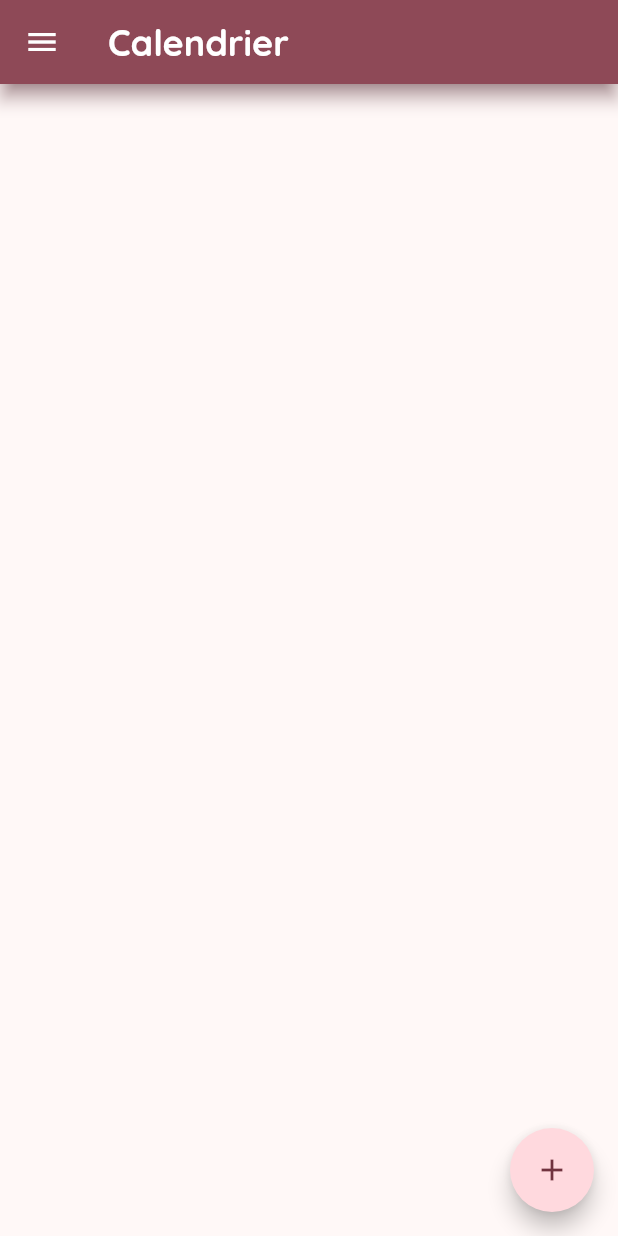
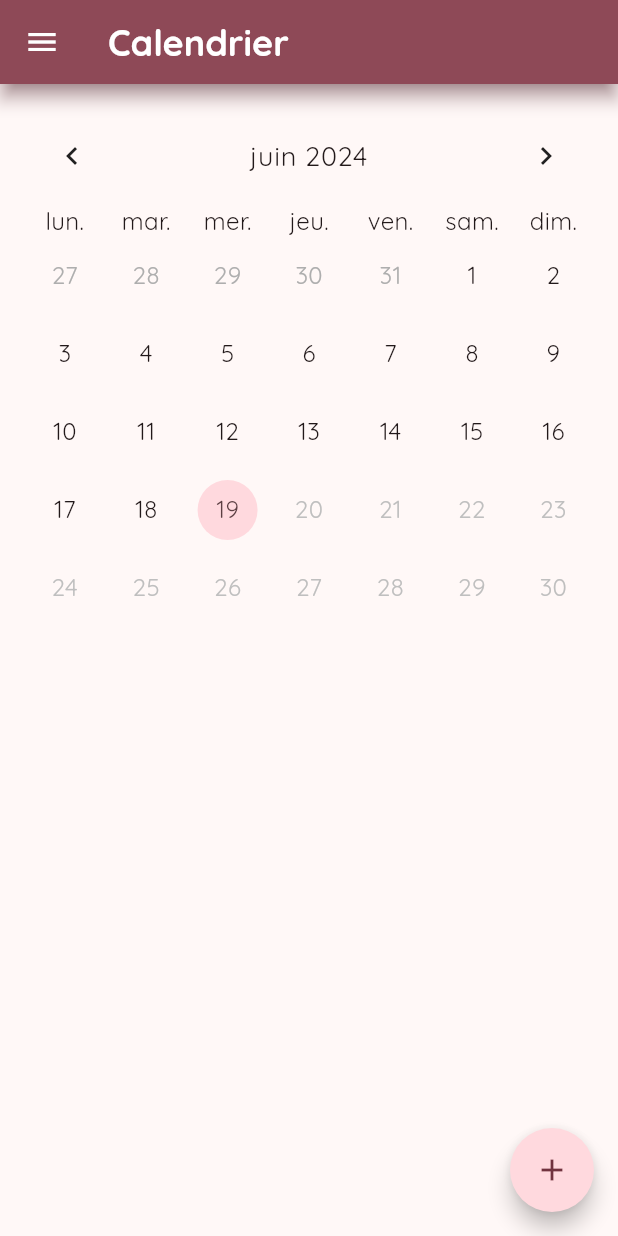
Before and after one commit to anciobanu/mes_cycles, a Flutter app: the screen it shows after launch, on a phone screen of 412 x 824 dp. Run offline on Flutter 3.47's test engine with Material 3 defaults, Android fonts, the phone set to English and light mode, and no system bars; drawn by our look-alikes of table_calendar; our stand-ins replace google_fonts, hive, hive_flutter; accounts and stored records are empty.

Commit message:
Added : calendar, edit selected day, and some color tweaking

```diff
--- a/lib/main.dart
+++ b/lib/main.dart
@@ -1,8 +1,8 @@
 import 'package:flutter/material.dart';
+import 'package:flutter_localizations/flutter_localizations.dart';
 import 'package:google_fonts/google_fonts.dart';
 import 'package:hive_flutter/hive_flutter.dart';
 import 'package:mes_cycles/src/model/journee.dart';
-
 import 'package:mes_cycles/src/screen/home.dart';
 
 
@@ -104,6 +104,14 @@ class MesCycles extends StatelessWidget {
       ),
       themeMode: ThemeMode.system,
       title: 'Mes Cycles',
+      localizationsDelegates: const [
+        GlobalMaterialLocalizations.delegate,
+        GlobalWidgetsLocalizations.delegate,
+        GlobalCupertinoLocalizations.delegate,
+        ],
+      supportedLocales: const [
+        Locale('fr'),
+        ],
       home: const Home(),
     );
   }
--- a/lib/src/model/journee.dart
+++ b/lib/src/model/journee.dart
@@ -4,24 +4,26 @@ part 'journee.g.dart';
 
 @HiveType(typeId: 0)
 class Journee extends HiveObject{
-  Journee(this.journee, this.flux, this.transit, this.ballonnements, this.jambesLourdes, this.forme, this.libido, this.stress, this.commentaires);
+  Journee(this.journee, this.commentaires, this.flux, this.transit, this.ballonnements, this.douleurs, this.jambesLourdes, this.forme, this.libido, this.stress);
 
   @HiveField(0)
   final DateTime journee;
   @HiveField(1)
+  final String? commentaires;
+  @HiveField(2)
   final double flux;
-  @HiveField(2)
+  @HiveField(3)
   final double transit;
-  @HiveField(3)
+  @HiveField(4)
   final double ballonnements;
-  @HiveField(4)
+  @HiveField(5)
+  final double douleurs;
+  @HiveField(6)
   final double jambesLourdes;
-  @HiveField(5)
+  @HiveField(7)
   final double forme;
-  @HiveField(6)
+  @HiveField(8)
   final double libido;
-  @HiveField(7)
+  @HiveField(9)
   final double stress;
-  @HiveField(8)
-  final String? commentaires;
 }
--- a/lib/src/screen/home.dart
+++ b/lib/src/screen/home.dart
@@ -39,7 +39,7 @@ class _HomeState extends State<Home> {
     showDialog(
       barrierDismissible: false,
       context: context,
-      builder: (context) => Saisie(cycles: cycles, dateKey: DateTime(DateTime.now().year, DateTime.now().month, DateTime.now().day).toString()),
+      builder: (context) => Saisie(cycles: cycles, selectedDate: DateTime.now()),
     );
     setState(() {
       _selectedIndex = _selectedIndex;
--- a/lib/src/widget/calendar.dart
+++ b/lib/src/widget/calendar.dart
@@ -2,20 +2,88 @@ import 'package:flutter/material.dart';
 import 'package:hive_flutter/hive_flutter.dart';
 import 'package:mes_cycles/src/model/journee.dart';
 import 'package:mes_cycles/src/widget/saisie.dart';
+import 'package:table_calendar/table_calendar.dart';
 
-class Calendar extends StatelessWidget {
+class Calendar extends StatefulWidget {
   const Calendar({super.key, required this.cycles});
 
   final Box<Journee> cycles;
 
   @override
+  State<Calendar> createState() => _CalendarState();
+}
+
+class _CalendarState extends State<Calendar> {
+  late Box<Journee> _cycles;
+  late DateTime daySelected;
+
+  @override
+  void initState() {
+    _cycles = widget.cycles;
+    daySelected = DateTime.now();
+    super.initState();
+  }
+
+  @override
   Widget build(BuildContext context) {
     return ValueListenableBuilder<Box>(
-        valueListenable: cycles.listenable(),
+        valueListenable: widget.cycles.listenable(),
         builder: (context, box, widget) {
           return Padding(
               padding: const EdgeInsets.all(16),
-              child: ListView.separated(
+              child: Column(
+                crossAxisAlignment: CrossAxisAlignment.center,
+                mainAxisAlignment: MainAxisAlignment.start,
+                children: [
+                  TableCalendar(
+                    locale: 'fr_FR',
+                    daysOfWeekHeight: 22,
+                    focusedDay: daySelected,
+                    firstDay:
+                        DateTime.utc(2024,1,1),
+                    lastDay: DateTime.now(),
+                    currentDay: daySelected,//DateTime.now(),
+                    calendarFormat: CalendarFormat.month,
+                    startingDayOfWeek: StartingDayOfWeek.monday,
+                    headerStyle: HeaderStyle(
+                      formatButtonVisible: false,
+                      titleCentered: true,
+                      titleTextStyle: Theme.of(context).textTheme.bodyLarge!.copyWith(color: Theme.of(context).colorScheme.onBackground),
+                    ),
+                    calendarStyle: CalendarStyle(
+                      rangeHighlightColor: Theme.of(context).colorScheme.onBackground,
+                      todayTextStyle: Theme.of(context).textTheme.bodyMedium!.copyWith(color: Theme.of(context).colorScheme.onSecondaryContainer),
+                      todayDecoration: BoxDecoration(color: Theme.of(context).colorScheme.secondaryContainer, shape: BoxShape.circle),
+                      selectedTextStyle: Theme.of(context).textTheme.bodyMedium!.copyWith(color: Theme.of(context).colorScheme.onSecondaryContainer),
+                      selectedDecoration: BoxDecoration(color: Theme.of(context).colorScheme.secondaryContainer, shape: BoxShape.circle),
+                      weekendTextStyle : Theme.of(context).textTheme.bodyMedium!.copyWith(color: Theme.of(context).colorScheme.onBackground),
+                      defaultTextStyle: Theme.of(context).textTheme.bodyMedium!.copyWith(color: Theme.of(context).colorScheme.onBackground),
+
+                    ),
+                    daysOfWeekStyle: DaysOfWeekStyle(
+                      weekdayStyle: Theme.of(context).textTheme.bodyMedium!.copyWith(color: Theme.of(context).colorScheme.onBackground),
+                      weekendStyle: Theme.of(context).textTheme.bodyMedium!.copyWith(color: Theme.of(context).colorScheme.onBackground),
+                    ),
+                    onDaySelected: (selectedDay, focusedDay) {
+                      setState(() {
+                        daySelected = selectedDay;
+                      });
+                      showDialog(
+                        barrierDismissible: false,
+                        context: context,
+                        builder: (context) => Saisie(
+                            cycles: _cycles, selectedDate: selectedDay),
+                      );
+                    },
+                  ),
+
+                ],
+              )
+
+
+
+
+              /*ListView.separated(
                   itemCount: cycles.length,
                   separatorBuilder: (context, index) {
                     return const SizedBox(
@@ -44,7 +112,7 @@ class Calendar extends StatelessWidget {
                         ),
                       ],
                     );
-                  }));
+                  })*/);
         });
   }
 }
--- a/pubspec.yaml
+++ b/pubspec.yaml
@@ -8,6 +8,8 @@ environment:
 
 dependencies:
   flutter:
+    sdk: flutter
+  flutter_localizations:
     sdk: flutter
   bloc: ^8.0.0
   flutter_bloc: ^8.0.0
@@ -21,6 +23,8 @@ dependencies:
   hive_flutter: ^1.1.0
   hive_generator: ^2.0.1
   build_runner: ^2.4.9
+  table_calendar: ^3.0.9
+  intl: any
 
 dev_dependencies:
   flutter_test:
```
Also changed, not shown: lib/src/widget/saisie.dart (+30 -16 lines), lib/src/model/journee.g.dart, pubspec.lock.
